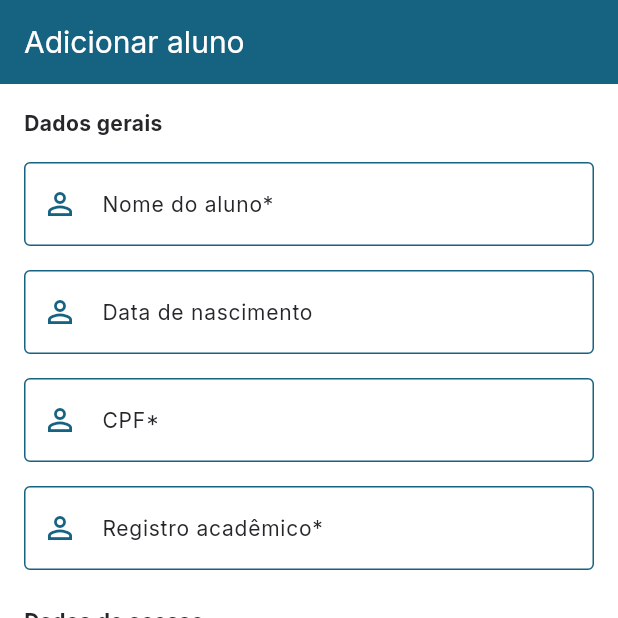
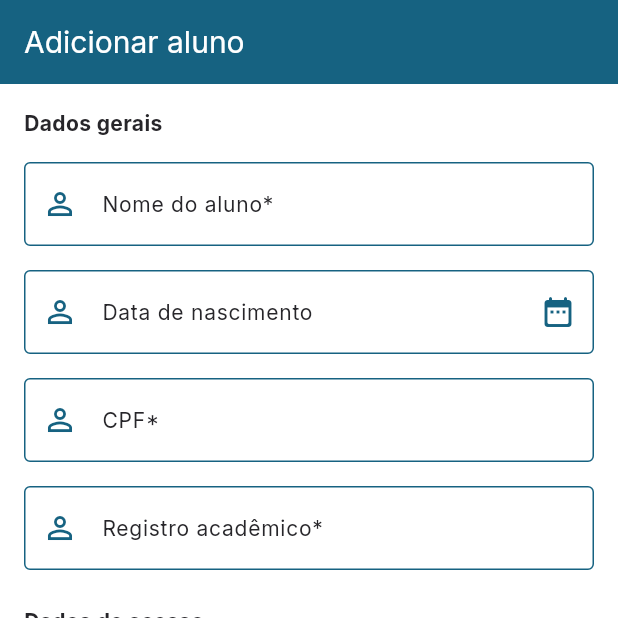
Before and after one commit to nathaliaporcelli/challenge-developer-flutter, a Flutter app: the AddEditStudentPage screen opened by its route, on a phone screen of 412 x 824 dp, the top half of it. Run offline on Flutter 3.47's test engine with Material 3 defaults, Android fonts, the phone set to English and light mode, and no system bars; our stand-ins replace dio, get_it, go_router, google_fonts.

Commit message:
refactor: menu store

```diff
--- a/lib/src/app_injections.dart
+++ b/lib/src/app_injections.dart
@@ -33,7 +33,7 @@ class AppInjections {
     );
     Injector.registerFactory<MenuStore>(
       MenuStore(
-        Injector.retrive<IMenuRepository>(),
+        menuRepository: Injector.retrive<IMenuRepository>(),
       ),
     );
   }
--- a/lib/src/modules/dashboard/submodules/menu/presenter/pages/add_edit_student_page.dart
+++ b/lib/src/modules/dashboard/submodules/menu/presenter/pages/add_edit_student_page.dart
@@ -1,5 +1,6 @@
 import 'package:design_system/design_system.dart';
 import 'package:flutter/material.dart';
+import 'package:go_router/go_router.dart';
 
 import '../../../../../../core/mixins/validation_mixin.dart';
 import '../../domain/dtos/student_dto.dart';
@@ -45,6 +46,8 @@ class _AddEditStudentPageState extends State<AddEditStudentPage> with Validation
       academicRecordController.text = widget.studentEntity!.academicRecord;
       emailController.text = widget.studentEntity!.email;
     }
+
+    listenable.addListener(listenerFunciton);
   }
 
   @override
@@ -54,6 +57,9 @@ class _AddEditStudentPageState extends State<AddEditStudentPage> with Validation
     cpfController.dispose();
     academicRecordController.dispose();
     emailController.dispose();
+
+    listenable.removeListener(listenerFunciton);
+
     super.dispose();
   }
 
@@ -94,6 +100,9 @@ class _AddEditStudentPageState extends State<AddEditStudentPage> with Validation
                       labelText: 'CPF*',
                       prefixIcon: Icons.person_outline,
                       controller: cpfController,
+                      onChanged: (value) {
+                        cpfController.text = value.formatToCPF();
+                      },
                       validator: isNotEmpty,
                     ),
                     const SizedBox(height: 16),
@@ -120,9 +129,14 @@ class _AddEditStudentPageState extends State<AddEditStudentPage> with Validation
                   ],
                 ),
               ),
-              CeslaElevatedButton(
-                title: isEdit ? 'Editar' : 'Adicionar',
-                onPressed: onSave,
+              ListenableBuilder(
+                listenable: listenable,
+                builder: (context, child) => CeslaElevatedButton(
+                  title: isEdit ? 'Salvar edições' : 'Adicionar',
+                  onPressed: onSave,
+                  isLoading:
+                      widget.menuStore.editStudents.value.isLoading || widget.menuStore.createStudents.value.isLoading,
+                ),
               ),
               const SizedBox(height: 24),
             ],
@@ -131,6 +145,14 @@ class _AddEditStudentPageState extends State<AddEditStudentPage> with Validation
       ),
     );
   }
+
+  void listenerFunciton() {
+    if (widget.menuStore.editStudents.value.isSuccess || widget.menuStore.createStudents.value.isSuccess) {
+      context.pop();
+    }
+  }
+
+  Listenable get listenable => isEdit ? widget.menuStore.editStudents : widget.menuStore.createStudents;
 
   Future<void> onSave() async {
     if (isEdit) {
@@ -147,7 +169,7 @@ class _AddEditStudentPageState extends State<AddEditStudentPage> with Validation
       return;
     }
 
-    await widget.menuStore.addStudent(
+    await widget.menuStore.createStudent(
       StudentDTO(
         name: nameController.text,
         email: emailController.text,
--- /dev/null
+++ b/lib/src/modules/dashboard/submodules/menu/presenter/stores/states/create_students_state.dart
@@ -0,0 +1,22 @@
+import '../../../../../../../core/exceptions/cesla_exceptions.dart';
+
+sealed class CreateStudentsState {
+  bool get isLoading => this is CreateStudentsLoadingState;
+  bool get isError => this is CreateStudentsErrorState;
+  CreateStudentsErrorState get asError => this as CreateStudentsErrorState;
+  bool get isSuccess => this is CreateStudentsSuccessState;
+}
+
+class CreateStudentsInitialState extends CreateStudentsState {}
+
+class CreateStudentsLoadingState extends CreateStudentsState {}
+
+class CreateStudentsErrorState extends CreateStudentsState {
+  final CeslaException exception;
+
+  CreateStudentsErrorState(this.exception);
+}
+
+class CreateStudentsSuccessState extends CreateStudentsState {
+  CreateStudentsSuccessState();
+}
--- /dev/null
+++ b/lib/src/modules/dashboard/submodules/menu/presenter/stores/states/delete_students_state.dart
@@ -0,0 +1,22 @@
+import '../../../../../../../core/exceptions/cesla_exceptions.dart';
+
+sealed class DeleteStudentsState {
+  bool get isLoading => this is DeleteStudentsLoadingState;
+  bool get isError => this is DeleteStudentsErrorState;
+  DeleteStudentsErrorState get asError => this as DeleteStudentsErrorState;
+  bool get isSuccess => this is DeleteStudentsSuccessState;
+}
+
+class DeleteStudentsInitialState extends DeleteStudentsState {}
+
+class DeleteStudentsLoadingState extends DeleteStudentsState {}
+
+class DeleteStudentsErrorState extends DeleteStudentsState {
+  final CeslaException exception;
+
+  DeleteStudentsErrorState(this.exception);
+}
+
+class DeleteStudentsSuccessState extends DeleteStudentsState {
+  DeleteStudentsSuccessState();
+}
--- /dev/null
+++ b/lib/src/modules/dashboard/submodules/menu/presenter/stores/states/edit_students_state.dart
@@ -0,0 +1,22 @@
+import '../../../../../../../core/exceptions/cesla_exceptions.dart';
+
+sealed class EditStudentsState {
+  bool get isLoading => this is EditStudentsLoadingState;
+  bool get isError => this is EditStudentsErrorState;
+  EditStudentsErrorState get asError => this as EditStudentsErrorState;
+  bool get isSuccess => this is EditStudentsSuccessState;
+}
+
+class EditStudentsInitialState extends EditStudentsState {}
+
+class EditStudentsLoadingState extends EditStudentsState {}
+
+class EditStudentsErrorState extends EditStudentsState {
+  final CeslaException exception;
+
+  EditStudentsErrorState(this.exception);
+}
+
+class EditStudentsSuccessState extends EditStudentsState {
+  EditStudentsSuccessState();
+}
--- /dev/null
+++ b/lib/src/modules/dashboard/submodules/menu/presenter/stores/states/fetch_students_state.dart
@@ -0,0 +1,26 @@
+import '../../../../../../../core/exceptions/cesla_exceptions.dart';
+import '../../../domain/entities/student_entity.dart';
+
+sealed class FetchStudentsState {
+  bool get isLoading => this is FetchStudentsLoadingState;
+  bool get isError => this is FetchStudentsErrorState;
+  FetchStudentsErrorState get asError => this as FetchStudentsErrorState;
+  FetchStudentsSuccessState get asSuccess => this as FetchStudentsSuccessState;
+  bool get isSuccess => this is FetchStudentsSuccessState;
+}
+
+class FetchStudentsInitialState extends FetchStudentsState {}
+
+class FetchStudentsLoadingState extends FetchStudentsState {}
+
+class FetchStudentsErrorState extends FetchStudentsState {
+  final CeslaException exception;
+
+  FetchStudentsErrorState(this.exception);
+}
+
+class FetchStudentsSuccessState extends FetchStudentsState {
+  final List<StudentEntity> students;
+
+  FetchStudentsSuccessState(this.students);
+}
--- a/lib/src/modules/dashboard/submodules/menu/presenter/stores/states/menu_state.dart
+++ /dev/null
@@ -1,26 +0,0 @@
-// ignore_for_file: public_member_api_docs, sort_constructors_first
-import '../../../../../../../core/exceptions/cesla_exceptions.dart';
-import '../../../domain/entities/student_entity.dart';
-
-sealed class MenuState {
-  bool get isLoading => this is MenuLoadingState;
-  bool get isError => this is MenuErrorState;
-  MenuErrorState get asError => this as MenuErrorState;
-  bool get isSuccess => this is MenuSuccessState;
-}
-
-class MenuInitialState extends MenuState {}
-
-class MenuLoadingState extends MenuState {}
-
-class MenuErrorState extends MenuState {
-  final CeslaException exception;
-
-  MenuErrorState(this.exception);
-}
-
-class MenuSuccessState extends MenuState {
-  final List<StudentEntity> students;
-
-  MenuSuccessState(this.students);
-}
--- a/packages/design_system/lib/src/widgets/buttons/cesla_elevated_button_widget.dart
+++ b/packages/design_system/lib/src/widgets/buttons/cesla_elevated_button_widget.dart
@@ -7,12 +7,14 @@ class CeslaElevatedButton extends StatelessWidget {
   final String title;
   final Function() onPressed;
   final double heigth;
+  final bool isLoading;
 
   const CeslaElevatedButton({
     super.key,
     required this.title,
     required this.onPressed,
     this.heigth = 48,
+    this.isLoading = false,
   });
 
   @override
@@ -25,12 +27,21 @@ class CeslaElevatedButton extends StatelessWidget {
         style: ElevatedButton.styleFrom(
           backgroundColor: CeslaThemeColors.primary,
         ),
-        child: Text(
-          title,
-          style: context.texts.label.copyWith(
-            color: CeslaThemeColors.white,
-          ),
-        ),
+        child: isLoading
+            ? const SizedBox(
+                height: 24,
+                width: 24,
+                child: CircularProgressIndicator(
+                  color: CeslaThemeColors.white,
+                  strokeWidth: 2,
+                ),
+              )
+            : Text(
+                title,
+                style: context.texts.label.copyWith(
+                  color: CeslaThemeColors.white,
+                ),
+              ),
       ),
     );
   }
--- a/packages/design_system/lib/src/widgets/text_fields/cesla_date_text_field_widget.dart
+++ b/packages/design_system/lib/src/widgets/text_fields/cesla_date_text_field_widget.dart
@@ -17,6 +17,7 @@ class CeslaDateTextField extends StatelessWidget {
       prefixIcon: Icons.person_outline,
       controller: controller,
       readOnly: true,
+      suffixIcon: Icons.date_range_rounded,
       onTap: () async {
         final date = await showDatePicker(
           context: context,
```
Also changed, not shown: lib/src/modules/dashboard/submodules/menu/presenter/pages/menu_page.dart (+16 -13 lines), lib/src/modules/dashboard/submodules/menu/presenter/stores/menu_store.dart (+29 -23 lines), packages/design_system/lib/src/common/extensions/string_extension.dart (+11 -4 lines).
